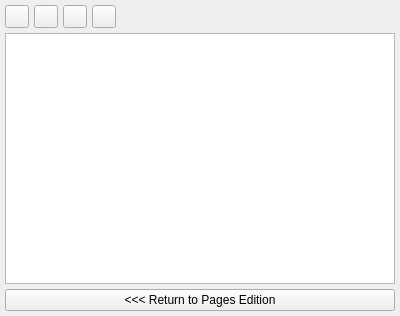
First picture: the form in scribus/ui/pagepalette_masterpagesbase.ui, repository scribusproject/scribus, before the edit.
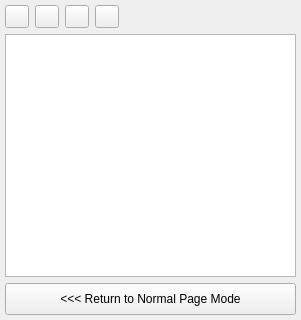
Second picture: the form after the edit.

Commit message: #12072: Hacky fix to this strangely too thin button with Macintosh theme, with no consideration of other themes. Likely need to test for OSX or Macintosh theme

Patch:
```diff
--- a/scribus/ui/pagepalette_masterpagesbase.ui
+++ b/scribus/ui/pagepalette_masterpagesbase.ui
@@ -6,15 +6,24 @@
    <rect>
     <x>0</x>
     <y>0</y>
-    <width>400</width>
-    <height>316</height>
+    <width>301</width>
+    <height>320</height>
    </rect>
   </property>
+  <property name="sizePolicy">
+   <sizepolicy hsizetype="Preferred" vsizetype="MinimumExpanding">
+    <horstretch>0</horstretch>
+    <verstretch>0</verstretch>
+   </sizepolicy>
+  </property>
   <property name="windowTitle">
    <string>Form</string>
   </property>
   <layout class="QVBoxLayout" name="verticalLayout">
-   <property name="spacing">
+   <property name="sizeConstraint">
+    <enum>QLayout::SetDefaultConstraint</enum>
+   </property>
+   <property name="leftMargin">
     <number>5</number>
    </property>
    <property name="margin">
@@ -66,12 +75,37 @@
     </layout>
    </item>
    <item>
-    <widget class="QListWidget" name="masterPageListBox"/>
+    <widget class="QListWidget" name="masterPageListBox">
+     <property name="sizePolicy">
+      <sizepolicy hsizetype="Expanding" vsizetype="MinimumExpanding">
+       <horstretch>0</horstretch>
+       <verstretch>0</verstretch>
+      </sizepolicy>
+     </property>
+     <property name="minimumSize">
+      <size>
+       <width>0</width>
+       <height>16</height>
+      </size>
+     </property>
+    </widget>
    </item>
    <item>
     <widget class="QPushButton" name="finishButton">
+     <property name="sizePolicy">
+      <sizepolicy hsizetype="Minimum" vsizetype="Fixed">
+       <horstretch>0</horstretch>
+       <verstretch>0</verstretch>
+      </sizepolicy>
+     </property>
+     <property name="minimumSize">
+      <size>
+       <width>0</width>
+       <height>32</height>
+      </size>
+     </property>
      <property name="text">
-      <string>&lt;&lt;&lt; Return to Pages Edition</string>
+      <string>&lt;&lt;&lt; Return to Normal Page Mode</string>
      </property>
     </widget>
    </item>
```
Left out of the diff: 8 changed lines with no effect on the pictures.
